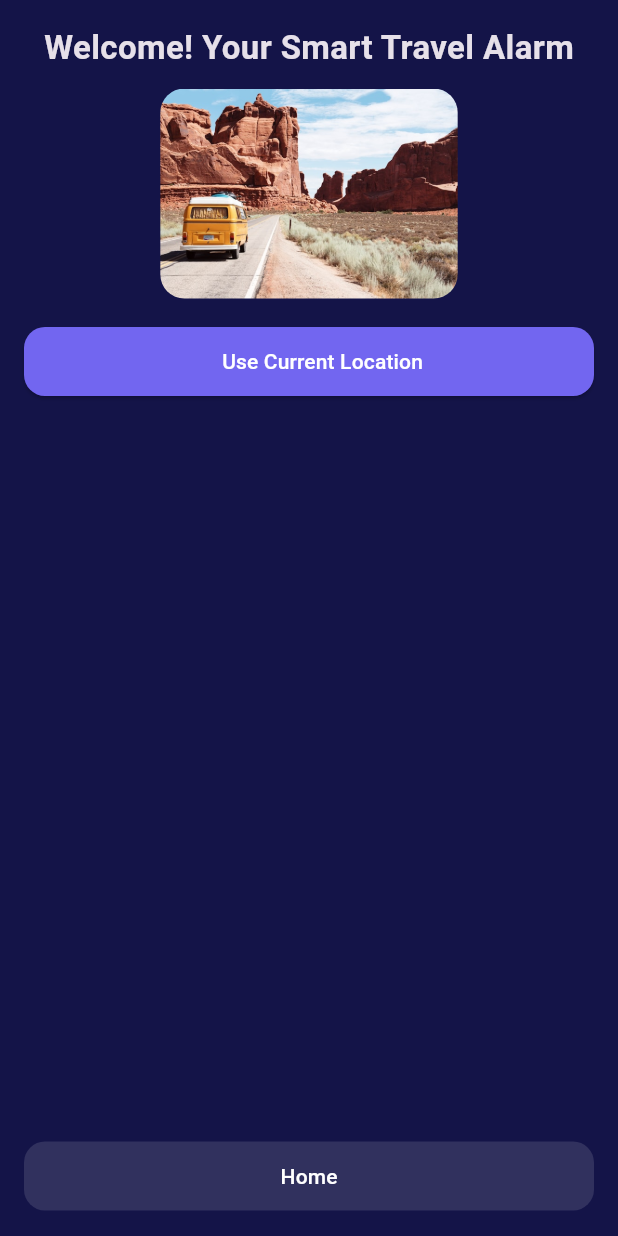
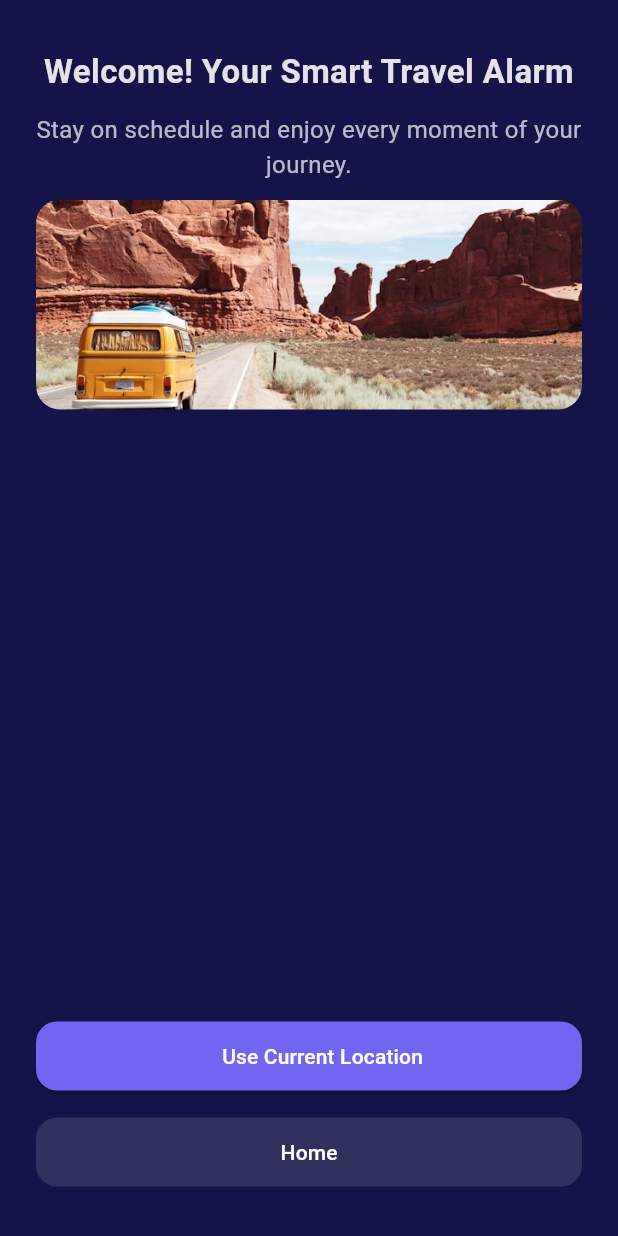
Before and after one commit to sabbirafmkhan/Backbencher_task, a Flutter app: the LocationScreen screen opened by its route, on a phone screen of 412 x 824 dp. Run offline on Flutter 3.47's test engine with Material 3 defaults, Android fonts, the phone set to English and light mode, and no system bars; our stand-ins replace flutter_local_notifications, geolocator, timezone.

Commit message:
finish this

```diff
--- a/lib/features/location/location_screen.dart
+++ b/lib/features/location/location_screen.dart
@@ -25,14 +25,29 @@ class _LocationScreenState extends State<LocationScreen> {
     return Scaffold(
       body: SafeArea(
         child: Padding(
-          padding: EdgeInsetsGeometry.all(16),
+          padding: EdgeInsets.symmetric(horizontal: 24.0, vertical: 32.0),
           child: Column(
+            crossAxisAlignment: CrossAxisAlignment.stretch,
             children: [
               Align(
                 alignment: Alignment.center,
                 child: Text(
                   'Welcome! Your Smart Travel Alarm',
                   style: TextStyle(fontSize: 22, fontWeight: FontWeight.bold),
+                  textAlign: TextAlign.center,
+                ),
+              ),
+              SizedBox(height: 12),
+              Align(
+                alignment: Alignment.center,
+                child: Text(
+                  'Stay on schedule and enjoy every moment of your journey.',
+                  style: TextStyle(
+                    fontSize: 16,
+                    fontWeight: FontWeight.w400,
+                    color: Colors.white70,
+                  ),
+                  textAlign: TextAlign.center,
                 ),
               ),
               SizedBox(height: 12),
@@ -45,6 +60,11 @@ class _LocationScreenState extends State<LocationScreen> {
                 ),
               ),
               SizedBox(height: 18),
+
+              Expanded(
+                child: Column(
+                  mainAxisAlignment: MainAxisAlignment.end,
+                  children: [
                     RoundedButton(
                       icon: Icons.location_on,
                       text: _loading ? 'Fetching...' : 'Use Current Location',
@@ -55,7 +75,7 @@ class _LocationScreenState extends State<LocationScreen> {
                       SizedBox(height: 14),
                       Text("Selected Location: $_location"),
                     ],
-              Spacer(),
+                    SizedBox(height: 16),
                     RoundedButton(
                       text: 'Home',
                       enabled: _location != null,
@@ -72,6 +92,9 @@ class _LocationScreenState extends State<LocationScreen> {
                   ],
                 ),
               ),
+            ],
+          ),
+        ),
       ),
     );
   }
--- a/lib/main.dart
+++ b/lib/main.dart
@@ -1,5 +1,6 @@
 import 'package:flutter/material.dart';
 import 'package:softvance_task/constants/colors.dart';
+import 'package:softvance_task/features/home/home_screen.dart';
 import 'package:softvance_task/features/location/location_screen.dart';
 import 'package:softvance_task/features/onboarding/onboarding_screen.dart';
 
@@ -24,6 +25,7 @@ class MyApp extends StatelessWidget {
       routes: {
         OnboardingScreen.routeName: (_) => OnboardingScreen(),
         LocationScreen.routeName: (_) => LocationScreen(),
+        HomeScreen.routeName: (_) => HomeScreen(),
       },
     );
   }
```
Also changed, not shown: lib/features/home/home_screen.dart (added, +114 -0 lines), lib/helpers/alarm_helper.dart (added, +41 -0 lines). Lines whose indentation alone changed are shown as unchanged.
